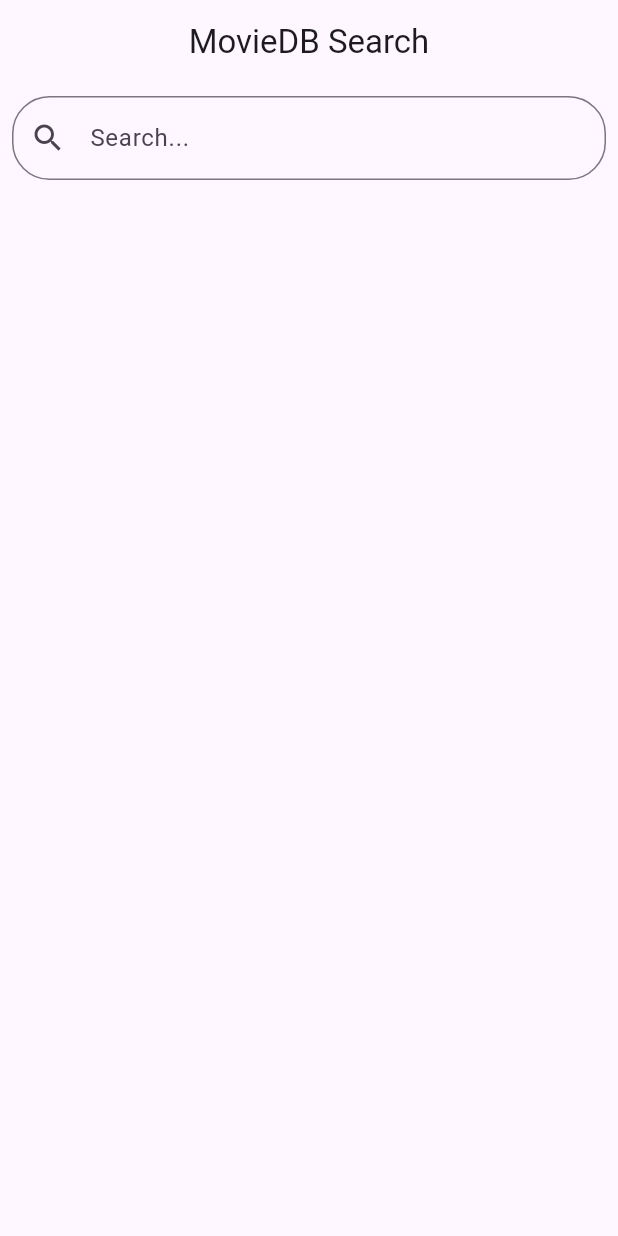
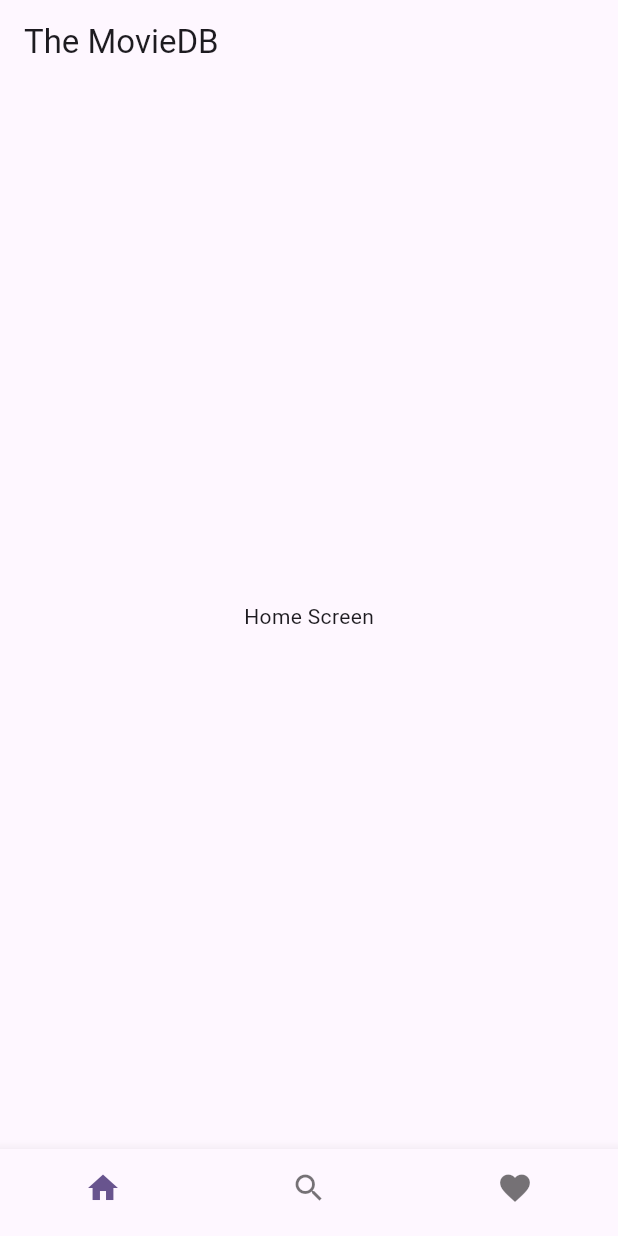
Before and after one commit to svaykong/moviedb_search, a Flutter app: the screen it shows after launch, on a phone screen of 412 x 824 dp. Run offline on Flutter 3.47's test engine with Material 2 defaults, Android fonts, the phone set to English and light mode, and no system bars; our stand-ins replace cached_network_image, equatable, gap, google_fonts, rxdart.

Commit message:
My second commit

```diff
--- a/lib/main.dart
+++ b/lib/main.dart
@@ -14,7 +14,7 @@ class MyApp extends StatelessWidget {
   @override
   Widget build(BuildContext context) {
     return MaterialApp(
-      title: 'Flutter Demo',
+      title: 'MovieDB Search',
       theme: ThemeData(
         colorScheme: ColorScheme.fromSeed(seedColor: Colors.deepPurple),
         useMaterial3: true,
@@ -25,7 +25,7 @@ class MyApp extends StatelessWidget {
               ),
         ),
       ),
-      home: const SearchScreen(),
+      home: const IndexScreen(),
       debugShowCheckedModeBanner: false,
     );
   }
--- /dev/null
+++ b/lib/src/screens/home_screen/home_screen.dart
@@ -0,0 +1,17 @@
+import 'package:flutter/material.dart';
+
+class HomeScreen extends StatefulWidget {
+  const HomeScreen({super.key});
+
+  @override
+  State<HomeScreen> createState() => _HomeScreenState();
+}
+
+class _HomeScreenState extends State<HomeScreen> {
+  @override
+  Widget build(BuildContext context) {
+    return const Center(
+      child: Text('Home Screen'),
+    );
+  }
+}
--- /dev/null
+++ b/lib/src/screens/index_screen.dart
@@ -0,0 +1,61 @@
+import 'package:flutter/material.dart';
+
+import 'home_screen/home_screen.dart';
+import 'search_screen/search_screen.dart';
+import 'favorite_screen/favorite_screen.dart';
+
+class IndexScreen extends StatefulWidget {
+  const IndexScreen({super.key});
+
+  @override
+  State<IndexScreen> createState() => _IndexScreenState();
+}
+
+class _IndexScreenState extends State<IndexScreen> {
+  int _currentIndex = 0;
+
+  final List<Widget> _views = [
+    const HomeScreen(),
+    const SearchScreen(),
+    const FavoriteScreen(),
+  ];
+
+  void _onItemTapped(int index) {
+    setState(() {
+      _currentIndex = index;
+    });
+  }
+
+  @override
+  Widget build(BuildContext context) {
+    return Scaffold(
+      appBar: AppBar(
+        title: const Text('The MovieDB'),
+      ),
+      body: IndexedStack(
+        index: _currentIndex,
+        children: _views,
+      ),
+      bottomNavigationBar: BottomNavigationBar(
+        showSelectedLabels: false,
+        showUnselectedLabels: false,
+        currentIndex: _currentIndex,
+        onTap: _onItemTapped,
+        items: const [
+          BottomNavigationBarItem(
+            label: 'Home',
+            icon: Icon(Icons.home),
+          ),
+          BottomNavigationBarItem(
+            label: 'Search',
+            icon: Icon(Icons.search),
+          ),
+          BottomNavigationBarItem(
+            label: 'Favorite',
+            icon: Icon(Icons.favorite),
+          ),
+        ],
+      ),
+    );
+  }
+}
--- a/lib/src/screens/screen.dart
+++ b/lib/src/screens/screen.dart
@@ -1 +1,3 @@
 export 'search_screen/search_screen.dart';
+export 'home_screen/home_screen.dart';
+export 'index_screen.dart';
--- a/lib/src/screens/search_screen/search_screen.dart
+++ b/lib/src/screens/search_screen/search_screen.dart
@@ -52,10 +52,6 @@ class _SearchScreenState extends State<SearchScreen> {
   @override
   Widget build(BuildContext context) {
     return Scaffold(
-      appBar: AppBar(
-        title: const Text('MovieDB Search'),
-        centerTitle: true,
-      ),
       body: SafeArea(
         child: Column(
           mainAxisAlignment: MainAxisAlignment.start,
```
Also changed, not shown: lib/src/screens/favorite_screen/favorite_screen.dart (added, +21 -0 lines), lib/src/screens/search_screen/search_result_view.dart (+8 -77 lines), pubspec.yaml (+0 -56 lines).
